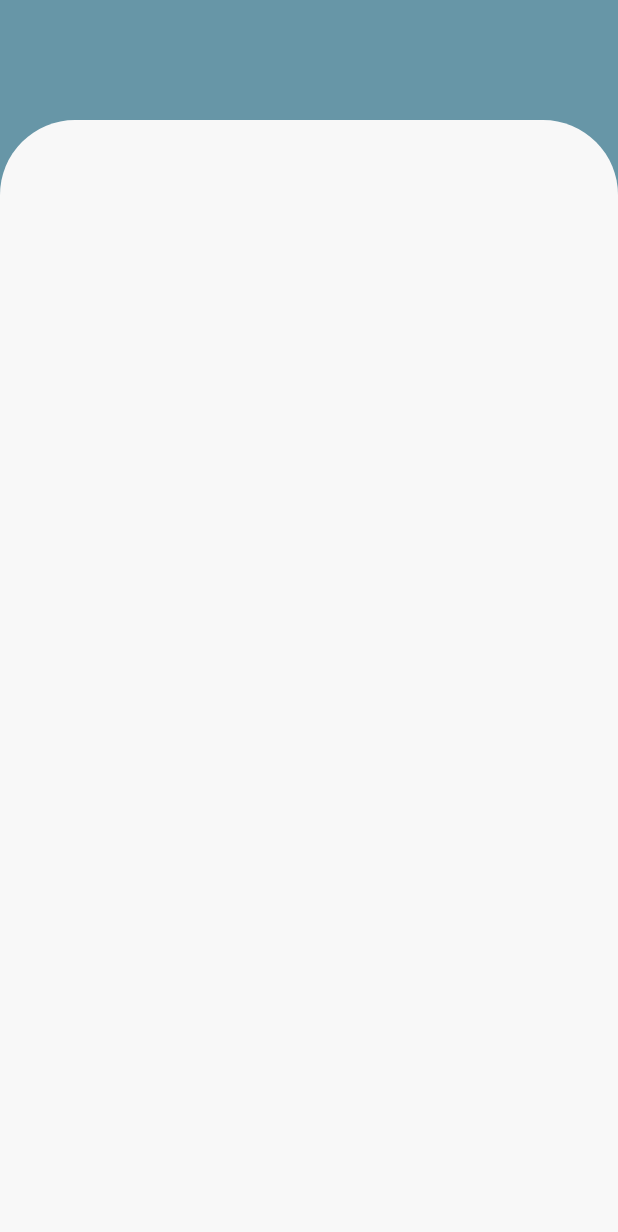
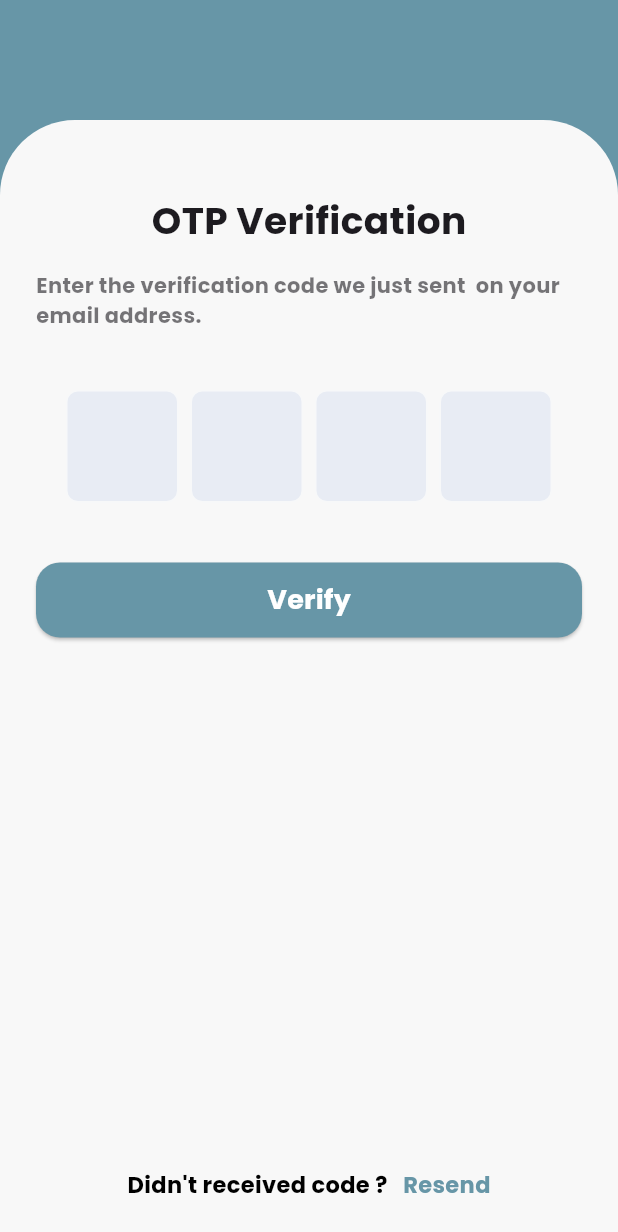
Before and after one commit to khaledtarek12/health_care_graduation, a Flutter app: the OtpView screen opened directly, on a phone screen of 412 x 824 dp. Shown: the top 1232 px of the screen. Run offline on Flutter 3.47's test engine with Material 3 defaults, Android fonts, the phone set to English and light mode, and no system bars; drawn by our look-alikes of pinput; our stand-ins replace bloc, cloud_firestore, firebase_auth, firebase_core, flutter_bloc, get and 2 more; accounts and stored records are empty.

Commit message:
forget password done

```diff
--- a/lib/core/utils/styles.dart
+++ b/lib/core/utils/styles.dart
@@ -14,5 +14,10 @@ const style15 = TextStyle(
 );
 const style25 = TextStyle(
   fontSize: 25,
+  fontFamily: 'Poppins',
   fontWeight: FontWeight.bold,
 );
+const styleNormal = TextStyle(
+  fontFamily: 'Poppins',
+  fontWeight: FontWeight.normal,
+);
--- a/lib/core/widgets/custom_container.dart
+++ b/lib/core/widgets/custom_container.dart
@@ -3,14 +3,16 @@ import 'package:health_care/const.dart';
 
 class CustomContainer extends StatelessWidget {
   const CustomContainer({
-    super.key, this.child,
+    super.key,
+    this.child,
   });
 
   final Widget? child;
 
   @override
   Widget build(BuildContext context) {
-    return Container(
+    return SafeArea(
+      child: Container(
         height: MediaQuery.of(context).size.height,
         width: MediaQuery.of(context).size.width,
         margin: const EdgeInsets.only(top: 80),
@@ -20,6 +22,7 @@ class CustomContainer extends StatelessWidget {
             borderRadius: BorderRadius.only(
                 topLeft: Radius.circular(50), topRight: Radius.circular(50))),
         child: child,
+      ),
     );
   }
 }
--- a/lib/forget_passwords/screens/otp_view.dart
+++ b/lib/forget_passwords/screens/otp_view.dart
@@ -1,13 +1,88 @@
 import 'package:flutter/material.dart';
+import 'package:get/get.dart';
+import 'package:health_care/const.dart';
+import 'package:health_care/core/utils/styles.dart';
 import 'package:health_care/core/widgets/custom_container.dart';
+import 'package:health_care/forget_passwords/screens/create_new_password_view.dart';
+import 'package:health_care/login_and_signup/Widget/custom_button.dart';
+import 'package:pinput/pinput.dart';
 
 class OtpView extends StatelessWidget {
   const OtpView({super.key});
 
   @override
   Widget build(BuildContext context) {
-    return const Scaffold(
-      body: CustomContainer(),
+    PinTheme focusTheme = PinTheme(
+      height: 75,
+      width: 75,
+      textStyle: style25,
+      decoration: BoxDecoration(
+          color: Colors.white,
+          border: Border.all(color: const Color(0xff35c2c1)),
+          borderRadius: BorderRadius.circular(8)),
+    );
+    PinTheme defaultTheme = PinTheme(
+      height: 75,
+      width: 75,
+      textStyle: style25,
+      decoration: BoxDecoration(
+          color: const Color(0xffe8ecf4),
+          border: Border.all(color: const Color(0xfff7f8f9)),
+          borderRadius: BorderRadius.circular(8)),
+    );
+
+    return SafeArea(
+      child: Scaffold(
+        body: CustomContainer(
+          child: Column(
+            children: [
+              const SizedBox(height: 25),
+              const Text(
+                'OTP Verification',
+                style: style25,
+              ),
+              const SizedBox(height: 15),
+              const Opacity(
+                  opacity: .6,
+                  child: Text(
+                    'Enter the verification code we just sent  on your email address.',
+                    style: styleNormal,
+                  )),
+              const SizedBox(height: 40),
+              Pinput(
+                focusedPinTheme: focusTheme,
+                defaultPinTheme: defaultTheme,
+                submittedPinTheme: focusTheme,
+              ),
+              const SizedBox(height: 40),
+              CusttomButton(
+                text: 'Verify',
+                onTap: () {
+                  Get.to(() => const CreateNewPassword(),
+                      transition: Transition.downToUp, duration: kDuration);
+                },
+              ),
+              const Spacer(),
+              Row(
+                mainAxisAlignment: MainAxisAlignment.center,
+                children: [
+                  Text(
+                    'Didn\'t received code ?',
+                    style: style15.copyWith(color: Colors.black),
+                  ),
+                  GestureDetector(
+                    onTap: () {},
+                    child: Text(
+                      '   Resend',
+                      style: style15.copyWith(color: kPrimaryColor),
+                    ),
+                  ),
+                ],
+              )
+            ],
+          ),
+        ),
+      ),
     );
   }
 }
--- a/pubspec.yaml
+++ b/pubspec.yaml
@@ -46,6 +46,7 @@ dependencies:
   gradient_icon: ^2.0.8
   meta: ^1.10.0
   modal_progress_hud_nsn: ^0.5.1
+  pinput: ^3.0.1
   responsive_framework: ^1.1.1
   smooth_page_indicator: ^1.1.0
 
```
Also changed, not shown: lib/forget_passwords/screens/create_new_password_view.dart (added, +80 -0 lines), lib/forget_passwords/screens/password_created_succefuly.dart (added, +45 -0 lines), lib/forget_passwords/screens/widgets/send_code_section.dart (+5 -3 lines), assets/images/apple.png (added), assets/images/fb.png (added), assets/images/google.png (added), assets/images/tick.png (added), pubspec.lock, 5 other files. Lines whose indentation alone changed are shown as unchanged.
